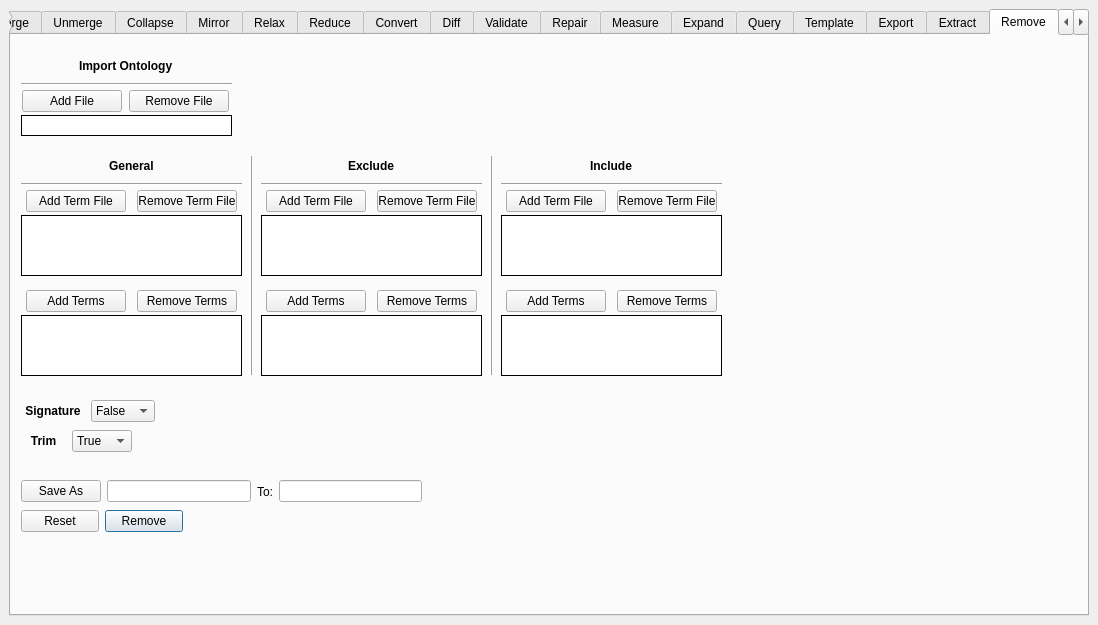
First picture: the form in src/GOBOT/mainwindow.ui, repository LukeLiu56809/GOBOT, before the edit.
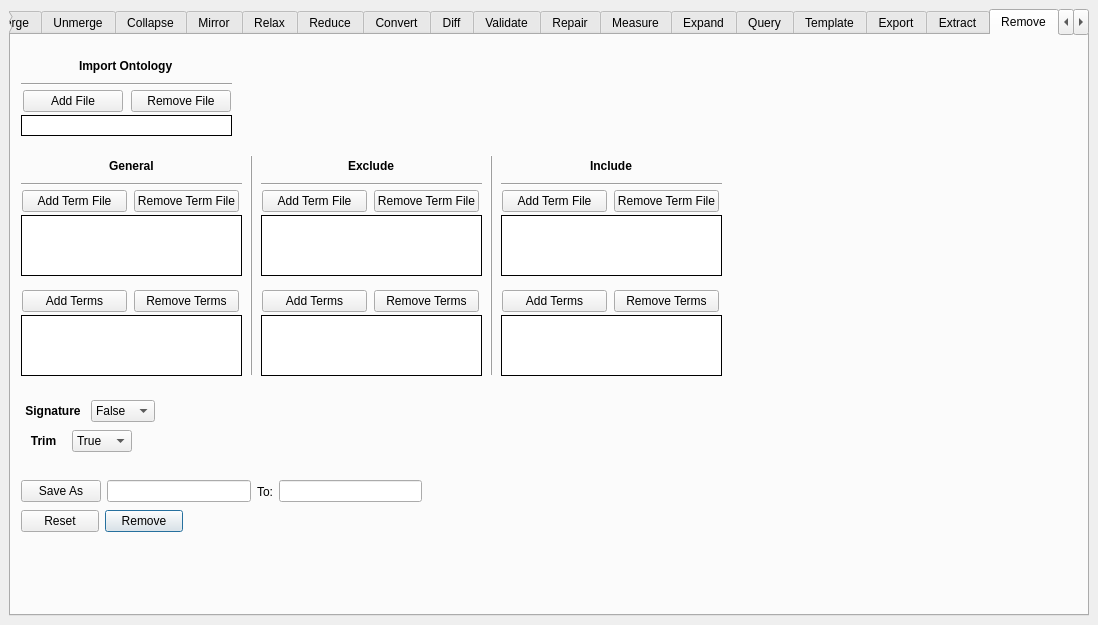
Second picture: the form after the edit. The open tabs and pages were chosen to show the change.

The edit to the form file:
```diff
--- a/src/GOBOT/mainwindow.ui
+++ b/src/GOBOT/mainwindow.ui
@@ -8071,7 +8071,7 @@
          <rect>
           <x>10</x>
           <y>50</y>
-          <width>211</width>
+          <width>212</width>
           <height>32</height>
          </rect>
         </property>
@@ -8179,13 +8179,13 @@
            </property>
            <property name="minimumSize">
             <size>
-             <width>100</width>
+             <width>105</width>
              <height>0</height>
             </size>
            </property>
            <property name="maximumSize">
             <size>
-             <width>100</width>
+             <width>105</width>
              <height>16777215</height>
             </size>
            </property>
@@ -8216,13 +8216,13 @@
            </property>
            <property name="minimumSize">
             <size>
-             <width>100</width>
+             <width>105</width>
              <height>0</height>
             </size>
            </property>
            <property name="maximumSize">
             <size>
-             <width>100</width>
+             <width>105</width>
              <height>16777215</height>
             </size>
            </property>
@@ -8304,13 +8304,13 @@
            </property>
            <property name="minimumSize">
             <size>
-             <width>100</width>
+             <width>105</width>
              <height>0</height>
             </size>
            </property>
            <property name="maximumSize">
             <size>
-             <width>100</width>
+             <width>105</width>
              <height>16777215</height>
             </size>
            </property>
@@ -8341,13 +8341,13 @@
            </property>
            <property name="minimumSize">
             <size>
-             <width>100</width>
+             <width>105</width>
              <height>0</height>
             </size>
            </property>
            <property name="maximumSize">
             <size>
-             <width>100</width>
+             <width>105</width>
              <height>16777215</height>
             </size>
            </property>
@@ -8397,13 +8397,13 @@
            </property>
            <property name="minimumSize">
             <size>
-             <width>100</width>
+             <width>105</width>
              <height>0</height>
             </size>
            </property>
            <property name="maximumSize">
             <size>
-             <width>100</width>
+             <width>105</width>
              <height>16777215</height>
             </size>
            </property>
@@ -8434,13 +8434,13 @@
            </property>
            <property name="minimumSize">
             <size>
-             <width>100</width>
+             <width>105</width>
              <height>0</height>
             </size>
            </property>
            <property name="maximumSize">
             <size>
-             <width>100</width>
+             <width>105</width>
              <height>16777215</height>
             </size>
            </property>
@@ -8761,13 +8761,13 @@
            </property>
            <property name="minimumSize">
             <size>
-             <width>100</width>
+             <width>105</width>
              <height>0</height>
             </size>
            </property>
            <property name="maximumSize">
             <size>
-             <width>100</width>
+             <width>105</width>
              <height>16777215</height>
             </size>
            </property>
@@ -8798,13 +8798,13 @@
            </property>
            <property name="minimumSize">
             <size>
-             <width>100</width>
+             <width>105</width>
              <height>0</height>
             </size>
            </property>
            <property name="maximumSize">
             <size>
-             <width>100</width>
+             <width>105</width>
              <height>16777215</height>
             </size>
            </property>
@@ -8838,13 +8838,13 @@
            </property>
            <property name="minimumSize">
             <size>
-             <width>100</width>
+             <width>105</width>
              <height>0</height>
             </size>
            </property>
            <property name="maximumSize">
             <size>
-             <width>100</width>
+             <width>105</width>
              <height>16777215</height>
             </size>
            </property>
@@ -8875,13 +8875,13 @@
            </property>
            <property name="minimumSize">
             <size>
-             <width>100</width>
+             <width>105</width>
              <height>0</height>
             </size>
            </property>
            <property name="maximumSize">
             <size>
-             <width>100</width>
+             <width>105</width>
              <height>16777215</height>
             </size>
            </property>
@@ -8915,13 +8915,13 @@
            </property>
            <property name="minimumSize">
             <size>
-             <width>100</width>
+             <width>105</width>
              <height>0</height>
             </size>
            </property>
            <property name="maximumSize">
             <size>
-             <width>100</width>
+             <width>105</width>
              <height>16777215</height>
             </size>
            </property>
@@ -8952,13 +8952,13 @@
            </property>
            <property name="minimumSize">
             <size>
-             <width>100</width>
+             <width>105</width>
              <height>0</height>
             </size>
            </property>
            <property name="maximumSize">
             <size>
-             <width>100</width>
+             <width>105</width>
              <height>16777215</height>
             </size>
            </property>
@@ -9005,7 +9005,7 @@
          </item>
         </layout>
        </widget>
-       <widget class="QWidget" name="">
+       <widget class="QWidget" name="layoutWidget">
         <property name="geometry">
          <rect>
           <x>10</x>
@@ -9038,7 +9038,7 @@
          </item>
         </layout>
        </widget>
-       <widget class="QWidget" name="">
+       <widget class="QWidget" name="layoutWidget">
         <property name="geometry">
          <rect>
           <x>250</x>
@@ -9071,7 +9071,7 @@
          </item>
         </layout>
        </widget>
-       <widget class="QWidget" name="">
+       <widget class="QWidget" name="layoutWidget">
         <property name="geometry">
          <rect>
           <x>490</x>
```
Left out of the diff: 146 changed lines with no effect on the pictures.
